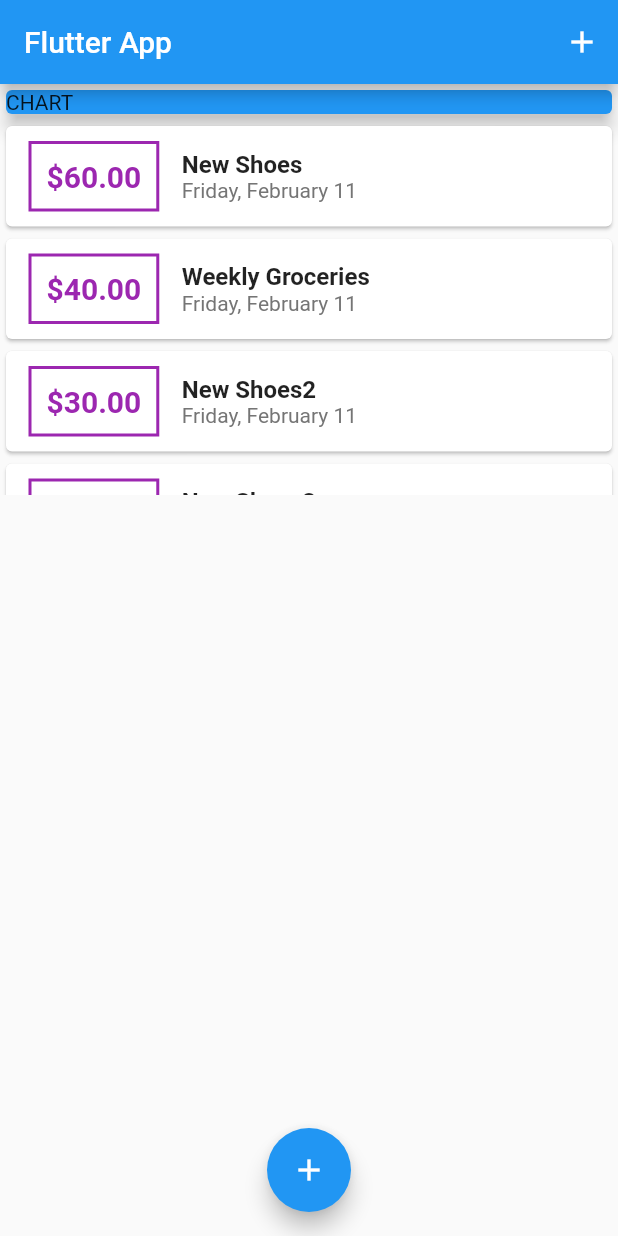
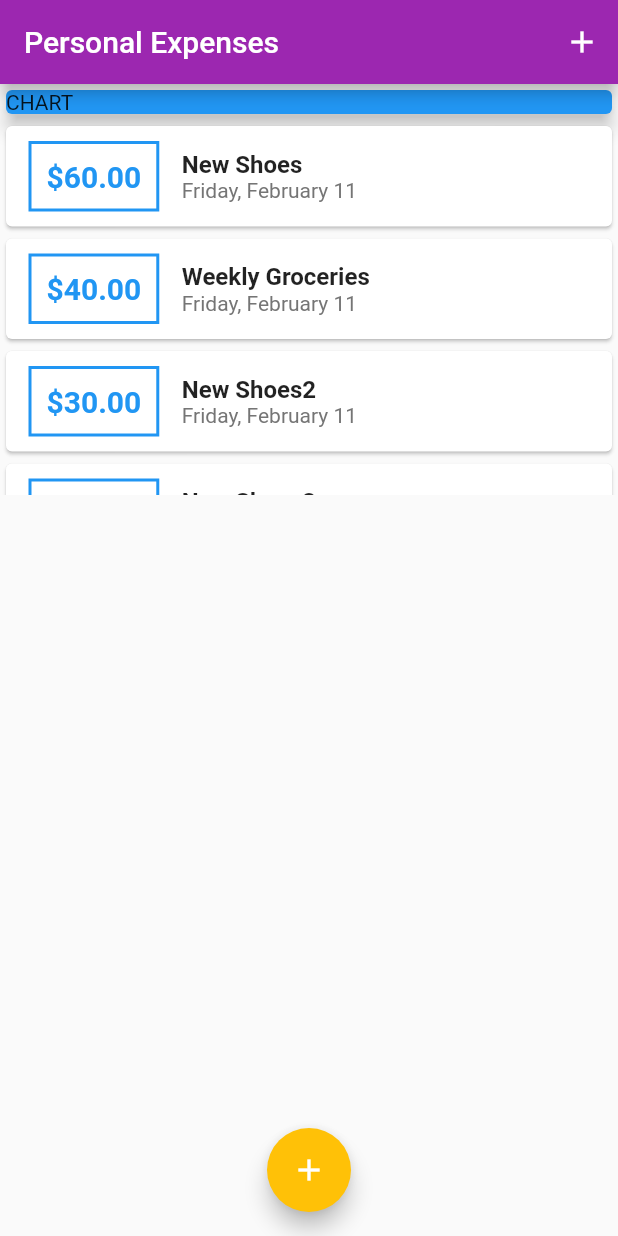
Before and after one commit to mahdibouaziz/flutter-personal-expenses, a Flutter app: the screen it shows after launch, on a phone screen of 412 x 824 dp. Run offline on Flutter 3.47's test engine with Material 2 defaults, Android fonts, the phone set to English and light mode, and no system bars.

Commit message:
added theme configuration

```diff
--- a/lib/main.dart
+++ b/lib/main.dart
@@ -12,9 +12,13 @@ class MyApp extends StatelessWidget {
 
   @override
   Widget build(BuildContext context) {
-    return const MaterialApp(
-      title: "Flutter App",
-      home: MyHomePage(),
+    return MaterialApp(
+      title: "Personal Expenses",
+      home: const MyHomePage(),
+      theme: ThemeData(
+        colorScheme: ColorScheme.fromSwatch(primarySwatch: Colors.purple)
+            .copyWith(secondary: Colors.amber),
+      ),
     );
   }
 }
@@ -65,7 +69,7 @@ class _MyHomePageState extends State<MyHomePage> {
   Widget build(BuildContext context) {
     return Scaffold(
       appBar: AppBar(
-        title: const Text("Flutter App"),
+        title: const Text("Personal Expenses"),
         actions: [
           IconButton(
               onPressed: () {
--- a/lib/widgets/transaction_list.dart
+++ b/lib/widgets/transaction_list.dart
@@ -22,13 +22,14 @@ class TransactionList extends StatelessWidget {
                     margin: const EdgeInsets.symmetric(
                         vertical: 10, horizontal: 15),
                     decoration: BoxDecoration(
-                        border: Border.all(color: Colors.purple, width: 2)),
+                        border: Border.all(
+                            color: Theme.of(context).primaryColor, width: 2)),
                     child: Text(
                       "\$${userTransactions[index].amomunt.toStringAsFixed(2)}",
-                      style: const TextStyle(
+                      style: TextStyle(
                           fontWeight: FontWeight.bold,
                           fontSize: 20,
-                          color: Colors.purple),
+                          color: Theme.of(context).primaryColor),
                     )),
                 Column(
                   crossAxisAlignment: CrossAxisAlignment.start,
```
